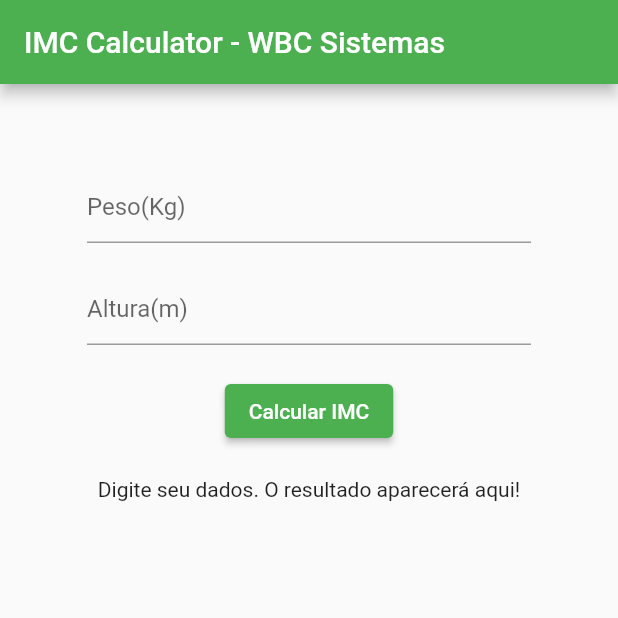
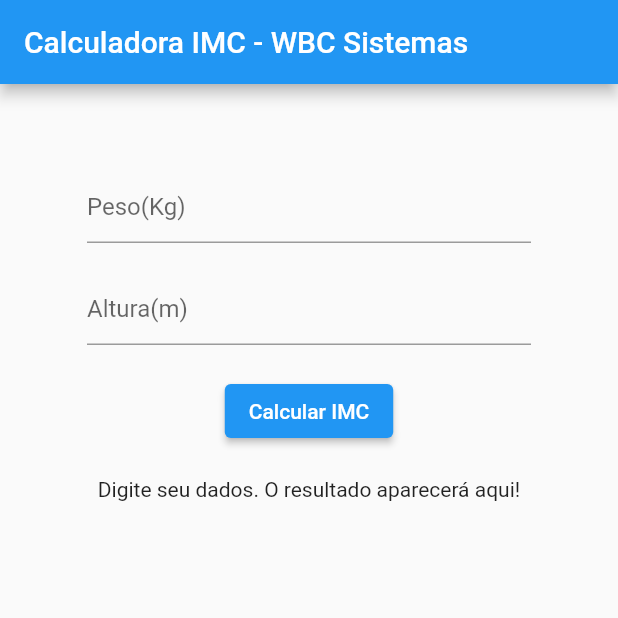
Before and after one commit to Janfrancisco/desafio_calculadora, a Flutter app: the screen it shows after launch, after a tap on "Calcular IMC", on a phone screen of 412 x 824 dp, the top half of it. Run offline on Flutter 3.47's test engine with Material 2 defaults, Android fonts, the phone set to English and light mode, and no system bars; our stand-ins replace get, mask_text_input_formatter.

Commit message:
Incluido GetX. Fazer melhorias posteriores.

```diff
--- /dev/null
+++ b/lib/controllers/imc_controller.dart
@@ -0,0 +1,36 @@
+import 'package:get/get.dart';
+
+class MyIMCController extends GetxController {
+  final _obj = 'Digite seu dados. O resultado aparecerá aqui!'.obs;
+  final _height = 10.obs;
+  final _weight = 10.obs;
+  set obj(value) => this._obj.value = value;
+  get obj => this._obj.value;
+
+  set height(value) => this._height.value = value;
+  get height => this._height.value;
+
+  set weight(value) => this._weight.value = value;
+  get weight => this._weight.value;
+
+  void imcCalculate(String mHeight, String mWeight) {
+    double weight = double.parse(mWeight);
+    double height = double.parse(mHeight);
+    double imc = weight / (height * height);
+
+    if (imc < 18.5) {
+      obj = "Seu IMC é: ${imc.toStringAsFixed(2)} Magreza ";
+    } else if (imc >= 18.5 && imc < 24.9) {
+      obj = "Seu IMC é: ${imc.toStringAsFixed(2)} Normal";
+    } else if (imc >= 24.9 && imc < 29.9) {
+      obj = "Seu IMC é: ${imc.toStringAsFixed(2)} Sobrepeso";
+    } else if (imc >= 29.9) {
+      obj = "Seu IMC é: ${imc.toStringAsFixed(2)} Obesidade ";
+    }
+    resetFields();
+  }
+
+  void resetFields() {
+    height = null;
+  }
+}
--- a/lib/main.dart
+++ b/lib/main.dart
@@ -1,3 +1,4 @@
+import 'package:calculator_imc/pages/calculator_page.dart';
 import 'package:flutter/material.dart';
 import 'package:mask_text_input_formatter/mask_text_input_formatter.dart';
 
@@ -15,7 +16,8 @@
         theme: ThemeData(
           primarySwatch: Colors.green,
         ),
-      home: MyHomePage(title: 'IMC Calculator - WBC Sistemas'),
+        home:
+            CalculatorPage() //MyHomePage(title: 'IMC Calculator - WBC Sistemas'),
         );
   }
 }
--- /dev/null
+++ b/lib/pages/calculator_page.dart
@@ -0,0 +1,69 @@
+import 'package:calculator_imc/controllers/imc_controller.dart';
+import 'package:flutter/material.dart';
+import 'package:get/get.dart';
+import 'package:mask_text_input_formatter/mask_text_input_formatter.dart';
+
+class CalculatorPage extends GetWidget {
+  final MyIMCController controller = Get.put(MyIMCController());
+
+  TextEditingController weightController = TextEditingController();
+  TextEditingController heightController = TextEditingController();
+
+  var maskFormatterHeight =
+      new MaskTextInputFormatter(mask: '#.##', filter: {"#": RegExp(r'[0-9]')});
+
+  @override
+  Widget build(BuildContext context) {
+    return GetMaterialApp(
+      home: Scaffold(
+        appBar: AppBar(
+          title: Text("Calculadora IMC - WBC Sistemas"),
+        ),
+        body: Center(
+            child: Padding(
+          padding: const EdgeInsets.all(58.0),
+          child: Column(
+            children: [
+              TextField(
+                controller: weightController,
+                keyboardType: TextInputType.number,
+                decoration:
+                    InputDecoration(hintText: 'Peso(Kg)', suffixText: 'Kg'),
+              ),
+              SizedBox(
+                height: 20,
+              ),
+              TextField(
+                inputFormatters: [maskFormatterHeight],
+                controller: heightController,
+                keyboardType: TextInputType.number,
+                decoration: InputDecoration(
+                  hintText: 'Altura(m)',
+                  suffixText: 'm',
+                ),
+              ),
+              SizedBox(
+                height: 20,
+              ),
+              ElevatedButton(
+                onPressed: () {
+                  controller.imcCalculate(
+                      heightController.text, weightController.text);
+                },
+                child: Text('Calcular IMC'),
+              ),
+              SizedBox(
+                height: 20,
+              ),
+              GetX<MyIMCController>(
+                builder: (_) {
+                  return Text(_.obj.toString());
+                },
+              ),
+            ],
+          ),
+        )),
+      ),
+    );
+  }
+}
--- a/pubspec.yaml
+++ b/pubspec.yaml
@@ -24,6 +24,7 @@
   flutter:
     sdk: flutter
   mask_text_input_formatter: ^2.0.0
+  get: ^4.3.8
 
   # The following adds the Cupertino Icons font to your application.
   # Use with the CupertinoIcons class for iOS style icons.
```
Also changed, not shown: pubspec.lock. Lines whose indentation alone changed are shown as unchanged.
